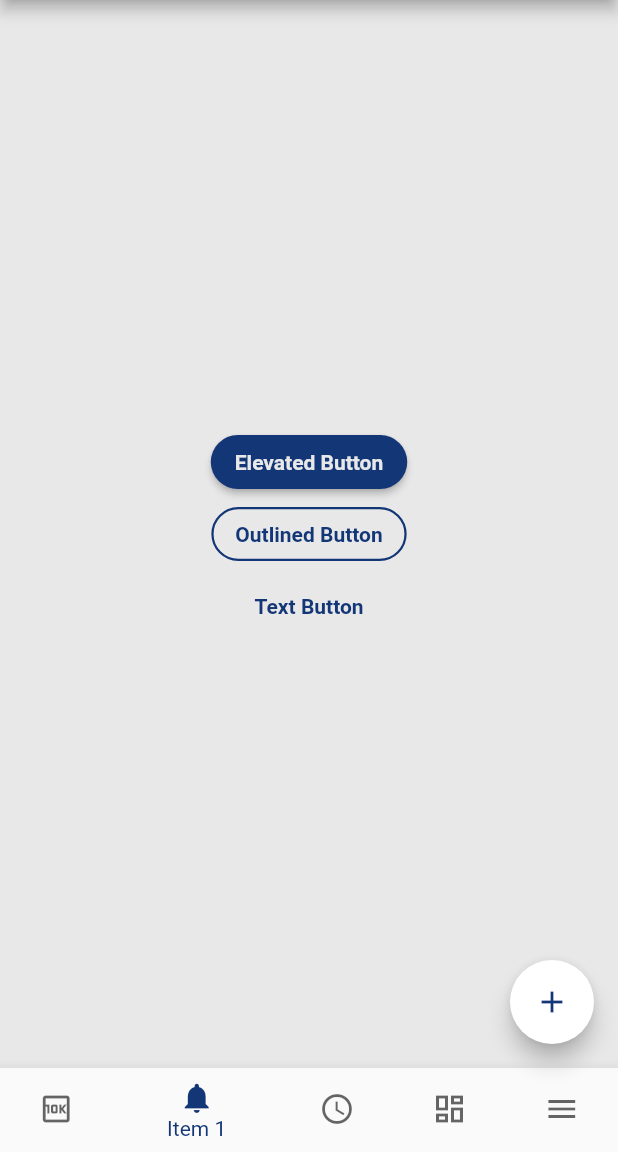
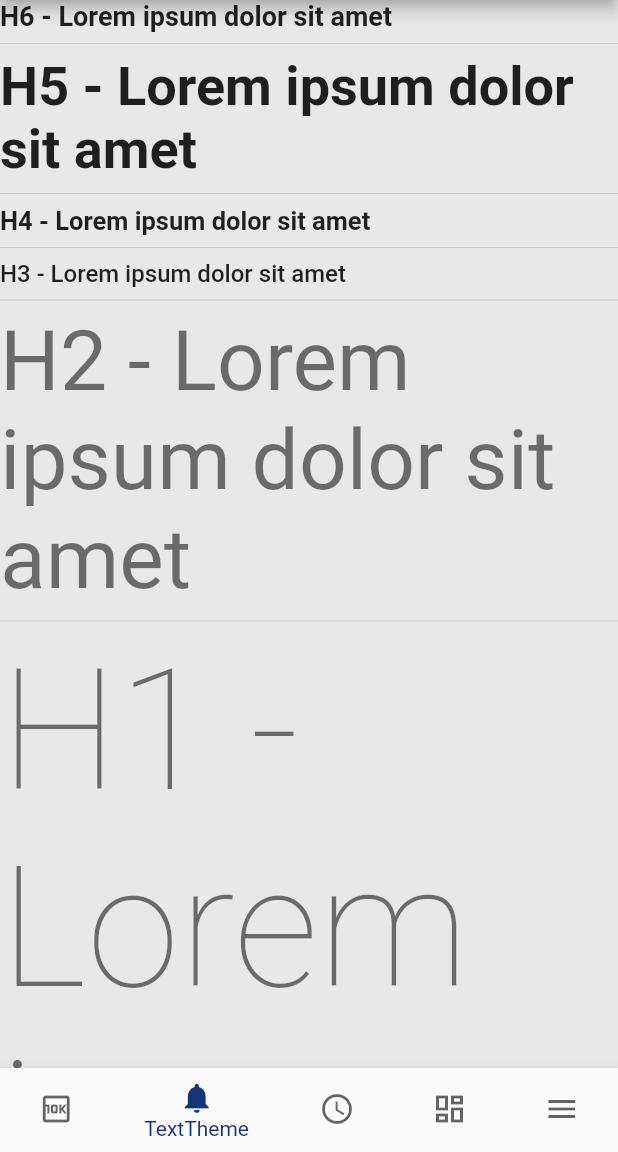
Before and after one commit to ShyroTeam/shyro_theme, a Flutter app: the screen it shows after launch, item 2 of the bottom bar chosen, after a tap on the "add" icon, on a phone screen of 412 x 824 dp, the part 84-1236 px from its top. Run offline on Flutter 3.47's test engine with Material 2 defaults, Android fonts, the phone set to English and light mode, and no system bars; Roboto replaces fonts that are missing (Montserrat).

Commit message:
add more pages to test themes to example app

```diff
--- a/example/example_app/lib/main.dart
+++ b/example/example_app/lib/main.dart
@@ -1,5 +1,10 @@
 import 'package:flutter/material.dart';
 import 'package:shyro_theme/shyro_theme.dart';
+
+import 'pages/buttons_page.dart';
+import 'pages/empty_page.dart';
+import 'pages/text_theme_page.dart';
+import 'pages/usual_widgets.dart';
 
 void main() {
   runApp(const MyApp());
@@ -15,6 +20,7 @@ class MyApp extends StatelessWidget {
       theme: VPECThemes.lightTheme(),
       darkTheme: VPECThemes.darkTheme(),
       home: const MyHomePage(title: 'ShyroThemes Demo'),
+      debugShowCheckedModeBanner: false,
     );
   }
 }
@@ -29,7 +35,13 @@ class MyHomePage extends StatefulWidget {
 
 class _MyHomePageState extends State<MyHomePage> {
   int _bbarIndex = 0;
-  bool _extendFAB = false;
+  List<Widget> screens = const [
+    ButtonsTestPage(),
+    TextThemeTestPage(),
+    UsualWidgetsTestPage(),
+    EmptyPage(),
+    EmptyPage(),
+  ];
 
   @override
   Widget build(BuildContext context) {
@@ -44,35 +56,9 @@ class _MyHomePageState extends State<MyHomePage> {
           ),
         ],
       ),
-      body: Center(
-        child: Column(
-          mainAxisAlignment: MainAxisAlignment.center,
-          children: <Widget>[
-            ElevatedButton(
-              onPressed: () {},
-              child: const Text('Elevated Button'),
-            ),
-            OutlinedButton(
-              onPressed: () {},
-              child: const Text('Outlined Button'),
-            ),
-            TextButton(
-              onPressed: () {},
-              child: const Text('Text Button'),
-            ),
-
-          ],
-        ),
-      ),
-      floatingActionButton: FloatingActionButton(
-        isExtended: true,
-        tooltip: 'Test Add button',
-        onPressed: () {
-          setState(() {
-            _extendFAB = !_extendFAB;
-          });
-        },
-        child: const Icon(Icons.add_outlined),
+      body: PageStorage(
+        bucket: PageStorageBucket(),
+        child: screens[_bbarIndex],
       ),
       bottomNavigationBar: BottomNavigationBar(
         type: BottomNavigationBarType.shifting,
@@ -86,11 +72,11 @@ class _MyHomePageState extends State<MyHomePage> {
           BottomNavigationBarItem(
               icon: Icon(Icons.ten_k_outlined),
               activeIcon: Icon(Icons.ten_k),
-              label: 'Item 0'),
+              label: 'Buttons'),
           BottomNavigationBarItem(
               icon: Icon(Icons.notifications_outlined),
               activeIcon: Icon(Icons.notifications),
-              label: 'Item 1'),
+              label: 'TextTheme'),
           BottomNavigationBarItem(
               icon: Icon(Icons.schedule_outlined),
               activeIcon: Icon(Icons.watch_later),
--- /dev/null
+++ b/example/example_app/lib/pages/buttons_page.dart
@@ -0,0 +1,60 @@
+import 'package:flutter/material.dart';
+
+class ButtonsTestPage extends StatelessWidget {
+  const ButtonsTestPage({Key? key}) : super(key: key);
+
+  @override
+  Widget build(BuildContext context) {
+    return Scaffold(
+      body: Center(
+        child: Wrap(
+          direction: Axis.vertical,
+          crossAxisAlignment: WrapCrossAlignment.center,
+          spacing: 12.0,
+          children: <Widget>[
+            ElevatedButton(
+              onPressed: () {},
+              child: const Text('Elevated Button'),
+            ),
+            OutlinedButton(
+              onPressed: () {},
+              child: const Text('Outlined Button'),
+            ),
+            TextButton(
+              onPressed: () {},
+              child: const Text('Text Button'),
+            ),
+          ],
+        ),
+      ),
+      floatingActionButton: Column(
+        mainAxisAlignment: MainAxisAlignment.end,
+        crossAxisAlignment: CrossAxisAlignment.end,
+        children: [
+          FloatingActionButton.small(
+            child: const Icon(Icons.delete_outline),
+            onPressed: () {},
+          ),
+          Padding(
+            padding: const EdgeInsets.symmetric(vertical: 8.0),
+            child: FloatingActionButton(
+              isExtended: true,
+              tooltip: 'Test Add button',
+              onPressed: () {},
+              child: const Icon(Icons.add_outlined),
+            ),
+          ),
+          FloatingActionButton.extended(
+            onPressed: () {},
+            label: Row(
+              children: const [
+                Icon(Icons.edit_outlined),
+                Text(' EDIT'),
+              ],
+            ),
+          ),
+        ],
+      ),
+    );
+  }
+}
--- /dev/null
+++ b/example/example_app/lib/pages/empty_page.dart
@@ -0,0 +1,10 @@
+import 'package:flutter/material.dart';
+
+class EmptyPage extends StatelessWidget {
+  const EmptyPage({Key? key}) : super(key: key);
+
+  @override
+  Widget build(BuildContext context) {
+    return Scaffold();
+  }
+}
--- /dev/null
+++ b/example/example_app/lib/pages/text_theme_page.dart
@@ -0,0 +1,47 @@
+import 'package:flutter/material.dart';
+
+class TextThemeTestPage extends StatelessWidget {
+  const TextThemeTestPage({Key? key}) : super(key: key);
+  final String lorem = 'Lorem ipsum dolor sit amet';
+
+  @override
+  Widget build(BuildContext context) {
+    return Scaffold(
+      body: Column(
+        crossAxisAlignment: CrossAxisAlignment.start,
+        children: [
+          Text(
+            'H6 - $lorem',
+            style: Theme.of(context).textTheme.headline6,
+          ),
+          const Divider(),
+          Text(
+            'H5 - $lorem',
+            style: Theme.of(context).textTheme.headline5,
+          ),
+          const Divider(),
+          Text(
+            'H4 - $lorem',
+            style: Theme.of(context).textTheme.headline4,
+          ),
+          const Divider(),
+          Text(
+            'H3 - $lorem',
+            style: Theme.of(context).textTheme.headline3,
+          ),
+          const Divider(),
+          Text(
+            'H2 - $lorem',
+            style: Theme.of(context).textTheme.headline2,
+          ),
+          const Divider(),
+          Text(
+            'H1 - $lorem',
+            style: Theme.of(context).textTheme.headline1,
+          ),
+          const Divider(),
+        ],
+      ),
+    );
+  }
+}
--- /dev/null
+++ b/example/example_app/lib/pages/usual_widgets.dart
@@ -0,0 +1,28 @@
+import 'package:flutter/material.dart';
+
+class UsualWidgetsTestPage extends StatelessWidget {
+  const UsualWidgetsTestPage({Key? key}) : super(key: key);
+
+  @override
+  Widget build(BuildContext context) {
+    return Scaffold(
+      body: Column(
+        children: [
+          ListTile(
+            trailing: const SizedBox(
+                height: double.infinity, child: Icon(Icons.delete_outline)),
+            title: const Text('Title'),
+            subtitle: const Text('Subtitle'),
+            onTap: () {},
+          ),
+          const Card(
+            child: SizedBox.square(
+              dimension: 200,
+              child: Center(child: Text('Card')),
+            ),
+          ),
+        ],
+      ),
+    );
+  }
+}
```
